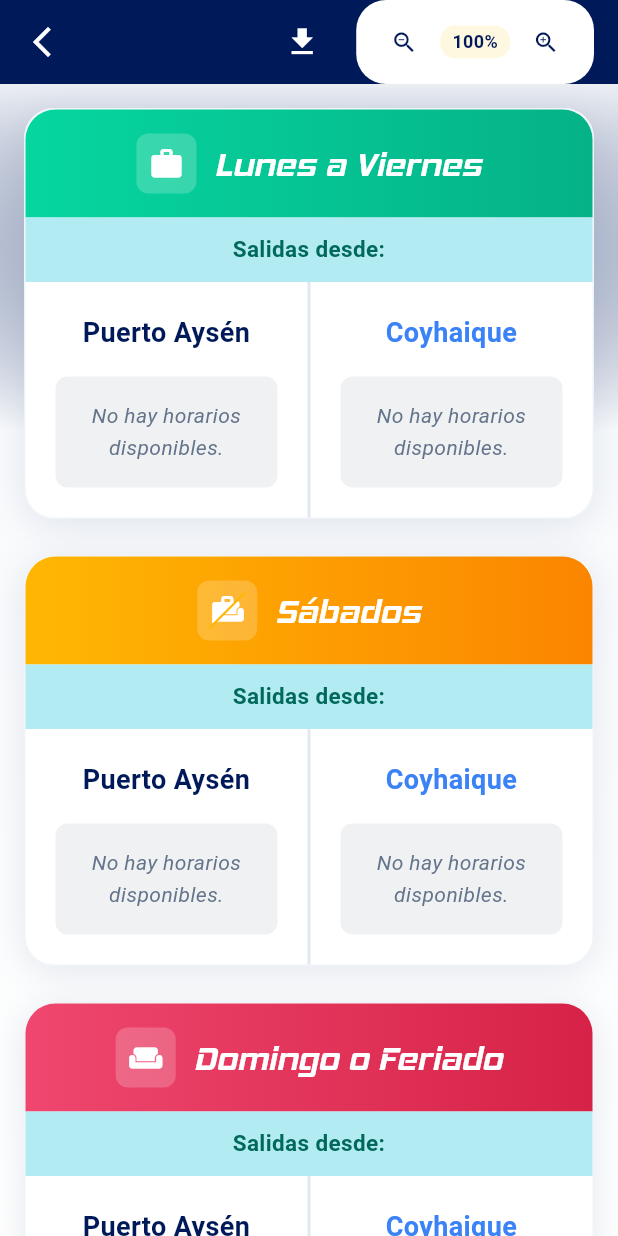
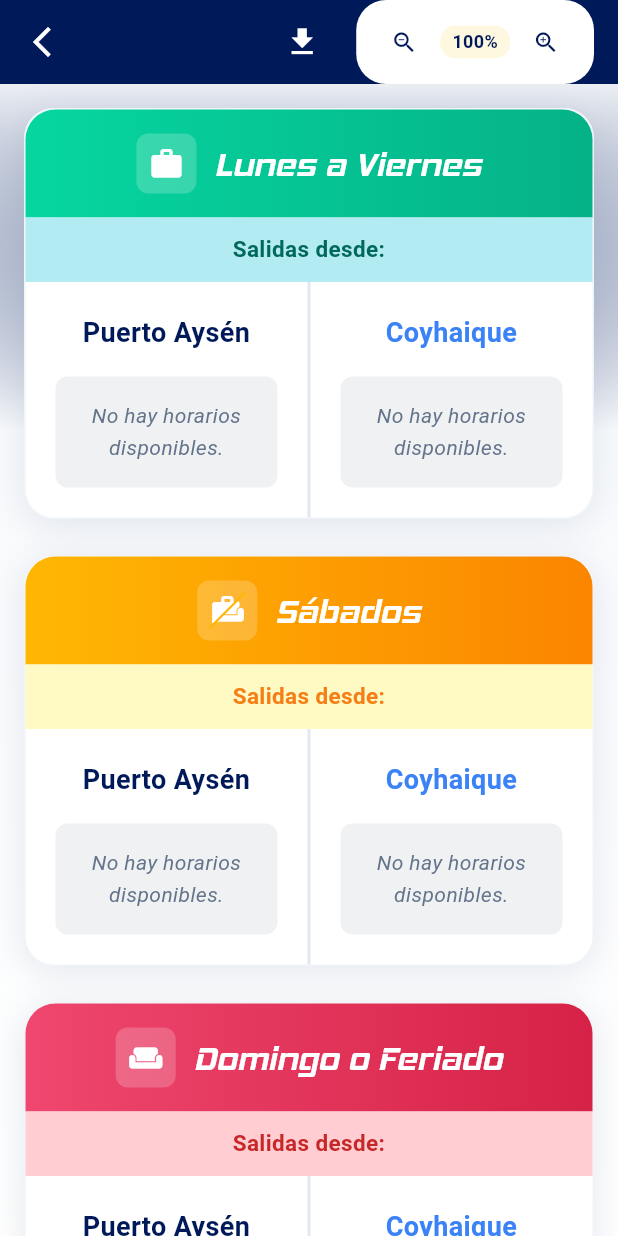
Before and after one commit to Roadixito23/suray, a Flutter app: the screen it shows after launch, after a tap on "TODOS LOS HORARIOS", on a phone screen of 412 x 824 dp. Run offline on Flutter 3.47's test engine with Material 3 defaults, Android fonts, the phone set to English and light mode, and no system bars; our stand-ins replace cloud_firestore, firebase_core, flutter_map, geolocator, latlong2; missing offline and left inert: universal_html; accounts and stored records are empty; network calls fail; Roboto replaces fonts that are missing (Montserrat).

Commit message:
refactor: Clean up and optimize code structure in home.dart and schedules_page.dart for improved maintainability

```diff
--- a/lib/home.dart
+++ b/lib/home.dart
@@ -504,9 +504,7 @@ class _HomePageState extends State<HomePage> {
               child: SafeArea(
                 child: OrientationBuilder(
                   builder: (context, orientation) {
-                    return Padding(
-                      padding: const EdgeInsets.only(bottom: 110.0),
-                      child: Column(
+                    return Column(
                       children: [
                         // Header adaptable según orientación
                         _buildHeader(orientation),
@@ -594,16 +592,15 @@ class _HomePageState extends State<HomePage> {
                             ],
                           ),
                         ),
+
+                        // Footer integrado al scroll
+                        _buildFooter(),
                       ],
-                      ),
                     );
                   },
                 ),
               ),
             ),
-
-            // 4. Footer siempre visible en la parte inferior
-            Positioned(bottom: 0, left: 0, right: 0, child: _buildFooter()),
           ],
         ),
       ),
--- a/lib/schedules_page.dart
+++ b/lib/schedules_page.dart
@@ -360,6 +360,8 @@ class _SchedulesPageState extends State<SchedulesPage> {
                       darkColor: MyApp.saturdayOrangeDark,
                       fontSize: baseFontSize,
                       chipPadding: chipPadding,
+                      subtitleBackgroundColor: const Color(0xFFFFF9C4), // Amarillo pastel claro
+                      subtitleTextColor: const Color(0xFFF57F17), // Amarillo oscuro para contraste
                     ),
                     const SizedBox(height: 24),
 
@@ -373,6 +375,8 @@ class _SchedulesPageState extends State<SchedulesPage> {
                       darkColor: MyApp.sundayRedDark,
                       fontSize: baseFontSize,
                       chipPadding: chipPadding,
+                      subtitleBackgroundColor: const Color(0xFFFFCDD2), // Rojo pastel claro
+                      subtitleTextColor: const Color(0xFFC62828), // Rojo oscuro para contraste
                     ),
 
                     // Texto informativo (solo visible durante captura)
@@ -460,6 +464,8 @@ class _SchedulesPageState extends State<SchedulesPage> {
     required Color darkColor,
     double fontSize = 14.0,
     double chipPadding = 16.0,
+    Color? subtitleBackgroundColor,
+    Color? subtitleTextColor,
   }) {
     return Container(
       decoration: BoxDecoration(
@@ -519,15 +525,15 @@ class _SchedulesPageState extends State<SchedulesPage> {
           // Subtítulo "Salidas desde:"
           Container(
             padding: const EdgeInsets.symmetric(vertical: 10, horizontal: 24),
-            decoration: const BoxDecoration(
-              color: Color(0xFFB2EBF2), // Cyan pastel
+            decoration: BoxDecoration(
+              color: subtitleBackgroundColor ?? const Color(0xFFB2EBF2), // Cyan pastel por defecto
             ),
-            child: const Text(
+            child: Text(
               'Salidas desde:',
               style: TextStyle(
                 fontSize: 15,
                 fontWeight: FontWeight.w600,
-                color: Color(0xFF00695C), // Verde azulado oscuro para contraste
+                color: subtitleTextColor ?? const Color(0xFF00695C), // Verde azulado oscuro para contraste
               ),
               textAlign: TextAlign.center,
             ),
@@ -584,6 +590,8 @@ class _SchedulesPageState extends State<SchedulesPage> {
     required Color darkColor,
     double fontSize = 14.0,
     double chipPadding = 16.0,
+    Color? subtitleBackgroundColor,
+    Color? subtitleTextColor,
   }) {
     return Container(
       decoration: BoxDecoration(
@@ -643,15 +651,15 @@ class _SchedulesPageState extends State<SchedulesPage> {
           // Subtítulo "Salidas desde:"
           Container(
             padding: const EdgeInsets.symmetric(vertical: 10, horizontal: 24),
-            decoration: const BoxDecoration(
-              color: Color(0xFFB2EBF2), // Cyan pastel
+            decoration: BoxDecoration(
+              color: subtitleBackgroundColor ?? const Color(0xFFB2EBF2), // Cyan pastel por defecto
             ),
-            child: const Text(
+            child: Text(
               'Salidas desde:',
               style: TextStyle(
                 fontSize: 15,
                 fontWeight: FontWeight.w600,
-                color: Color(0xFF00695C), // Verde azulado oscuro para contraste
+                color: subtitleTextColor ?? const Color(0xFF00695C), // Verde azulado oscuro para contraste
               ),
               textAlign: TextAlign.center,
             ),
```
Lines whose indentation alone changed are shown as unchanged.
